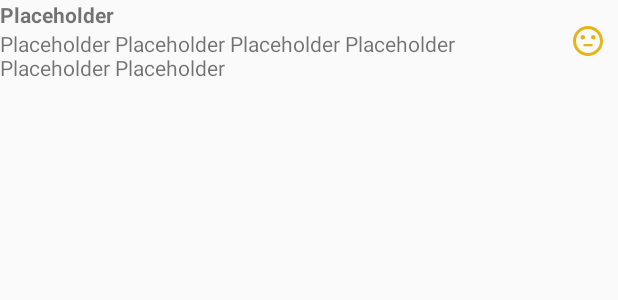
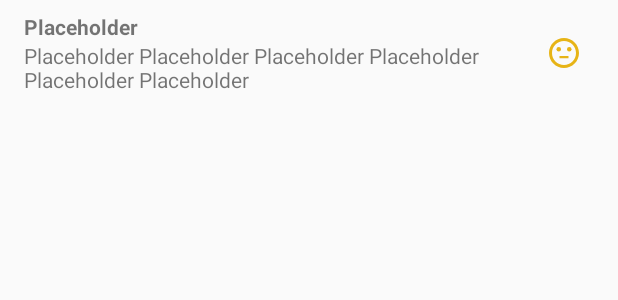
Before and after one commit to leknesh/GrontLys, an Android app: the layout list_item_tilsynsdetalj.xml on its own in the app's theme, with its tools: preview values and no code run, on a phone screen of 412 x 824 dp. Shown: the top 300 px of the screen. Run offline under Robolectric (Android 15) with nearby library versions, the phone set to English and light mode, and no system bars.

```diff
--- a/app/build.gradle
+++ b/app/build.gradle
@@ -28,6 +28,7 @@ dependencies {
     implementation 'androidx.cardview:cardview:1.0.0'
     implementation 'androidx.legacy:legacy-support-v4:1.0.0'
     implementation 'androidx.recyclerview:recyclerview:1.0.0'
+
     testImplementation 'junit:junit:4.12'
     androidTestImplementation 'androidx.test.ext:junit:1.1.1'
     androidTestImplementation 'androidx.test.espresso:espresso-core:3.2.0'
--- a/app/src/main/java/com/hle/grontlys/TilsynsDetalj.java
+++ b/app/src/main/java/com/hle/grontlys/TilsynsDetalj.java
@@ -91,6 +91,11 @@ public class TilsynsDetalj {
         return childRows;
     }
 
+    @Override
+    public String toString(){
+        return "Tilsyndetaljid: " + tilsynDetaljId;
+    }
+
 
     /******************************
      * Gettere og settere
--- a/app/src/main/res/layout/list_item_tilsynsdetalj.xml
+++ b/app/src/main/res/layout/list_item_tilsynsdetalj.xml
@@ -1,23 +1,25 @@
 <?xml version="1.0" encoding="utf-8"?>
 <RelativeLayout xmlns:android="http://schemas.android.com/apk/res/android"
-    android:orientation="vertical"
     android:layout_width="match_parent"
-    android:layout_height="wrap_content">
+    android:layout_height="wrap_content"
+    android:paddingHorizontal="16dp"
+    android:paddingVertical="8dp">
 
     <TextView
         android:id="@+id/detalj_punktnavn"
-        android:layout_width="wrap_content"
+        android:layout_width="match_parent"
         android:layout_height="wrap_content"
-        android:textStyle="bold"
-        android:text="@string/placeholder"/>
+        android:layout_toStartOf="@id/detalj_karakter"
+        android:text="@string/placeholder"
+        android:textStyle="bold" />
 
     <TextView
         android:id="@+id/detalj_forklaring"
-        android:layout_width="wrap_content"
+        android:layout_width="match_parent"
         android:layout_height="wrap_content"
         android:layout_below="@id/detalj_punktnavn"
         android:layout_toStartOf="@id/detalj_karakter"
-        android:text="@string/placeholder_long"/>
+        android:text="@string/placeholder_long" />
 
     <ImageView
         android:id="@+id/detalj_karakter"
@@ -26,8 +28,7 @@
         android:layout_alignParentEnd="true"
         android:layout_centerVertical="true"
         android:layout_margin="8dp"
-        android:src="@drawable/ic_sentiment_neutral_yellow_24dp"/>
-
-
+        android:src="@drawable/ic_sentiment_neutral_yellow_24dp"
+        android:contentDescription="@string/karaktervisning" />
 
 </RelativeLayout>
--- a/app/src/main/res/layout/tilsyn_detail.xml
+++ b/app/src/main/res/layout/tilsyn_detail.xml
@@ -2,13 +2,14 @@
 <LinearLayout xmlns:android="http://schemas.android.com/apk/res/android"
     xmlns:tools="http://schemas.android.com/tools"
     android:layout_width="match_parent"
-    android:layout_height="match_parent"
+    android:layout_height="wrap_content"
     android:orientation="vertical"
     tools:context=".TilsynDetailFragment" >
 
     <ExpandableListView
         android:id="@+id/expListView"
         android:layout_width="match_parent"
-        android:layout_height="wrap_content"/>
+        android:layout_height="1000dp"
+        android:groupIndicator="@null"/>
 
 </LinearLayout>
--- a/app/src/main/res/values/strings.xml
+++ b/app/src/main/res/values/strings.xml
@@ -22,4 +22,5 @@
     <string name="tema_4">Tema 4 :</string>
     <string name="placeholder_long">Placeholder Placeholder Placeholder Placeholder Placeholder Placeholder</string>
     <string name="temagruppe">Temagruppe:</string>
+    <string name="karaktervisning">Karaktervisning</string>
 </resources>
```
Also changed, not shown: app/src/main/java/com/hle/grontlys/MyExpandableListAdapter.java (+85 -26 lines), app/src/main/java/com/hle/grontlys/Tilsyn.java (+3 -4 lines), app/src/main/java/com/hle/grontlys/TilsynDetailActivity.java (+7 -9 lines), app/src/main/java/com/hle/grontlys/TilsynDetailFragment.java (+42 -16 lines), app/src/main/java/com/hle/grontlys/TilsynListActivity.java (+4 -13 lines), app/src/main/res/layout/activity_tilsyn_detail.xml (+1 -10 lines), app/src/main/res/layout/list_group_tilsyn.xml (+26 -18 lines).
